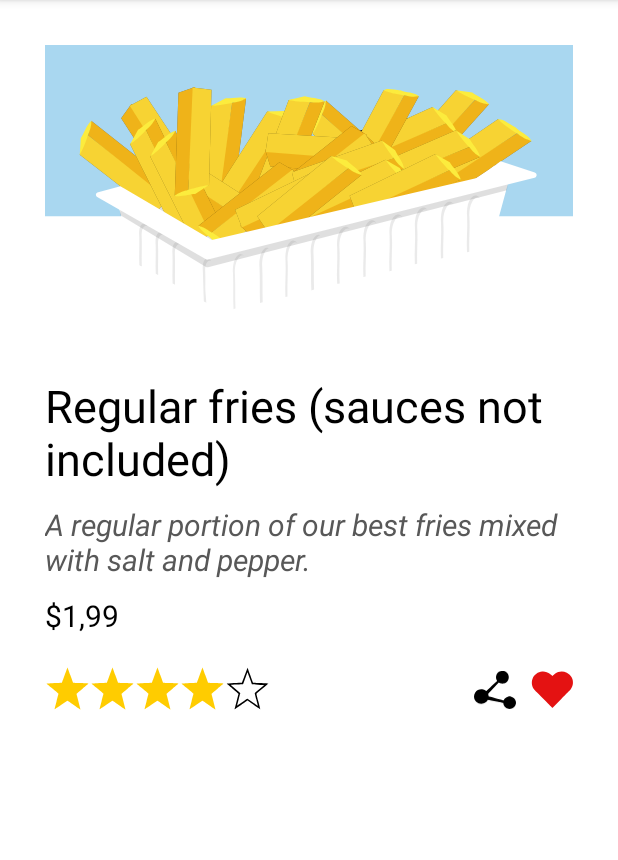
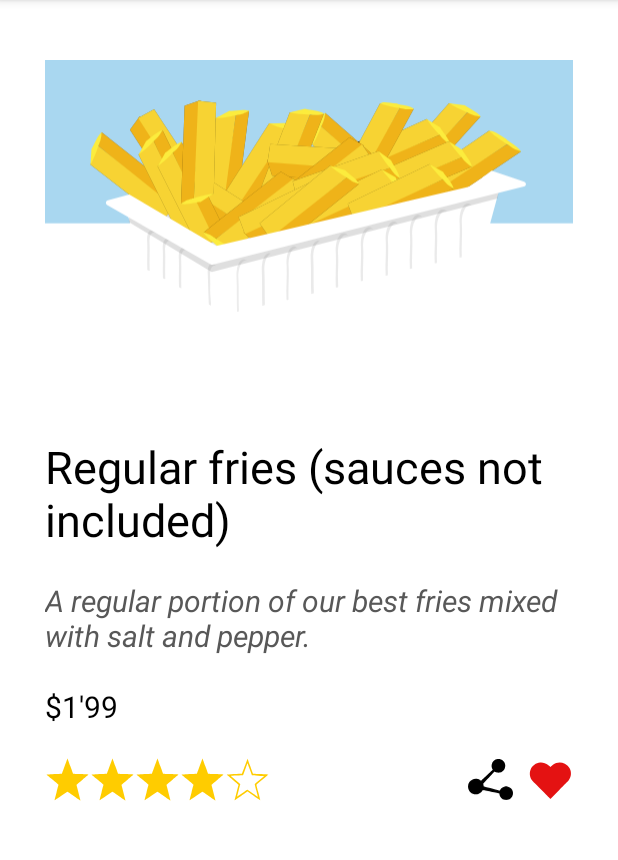
Before and after one commit to albertoag128/PMDM, an Android app: the screen it shows after launch (Ut01ex02activity before the commit, Ut01Ex03Activity after it), on a phone screen of 412 x 824 dp, the part 84-944 px from its top. Run offline under Robolectric (Android 15) with nearby library versions, the phone set to English and light mode, and no system bars.

Commit message:
Regular fries Relative and Linear Layout design with rating stars, share and like button

```diff
--- a/app/src/main/AndroidManifest.xml
+++ b/app/src/main/AndroidManifest.xml
@@ -12,8 +12,17 @@
         android:supportsRtl="true"
         android:theme="@style/Theme.PMDM"
         tools:targetApi="31">
+
+        <!--<activity
+            android:name=".presentation.ex02.Ut01ex02activity"
+            android:exported="false">
+            <meta-data
+                android:name="android.app.lib_name"
+                android:value="" />
+        </activity>-->
+
         <activity
-            android:name=".presentation.ex02.Ut01ex02activity"
+            android:name=".presentation.ex03.Ut01Ex03Activity"
             android:exported="true">
             <meta-data
                 android:name="android.app.lib_name"
@@ -25,24 +34,6 @@
                 <category android:name="android.intent.category.LAUNCHER" />
             </intent-filter>
         </activity>
-
-        <!--<activity
-            android:name=".presentation.ex01.Ut01Ex01"
-            android:exported="false">
-            <meta-data
-                android:name="android.app.lib_name"
-                android:value="" />
-        </activity>
-        <activity
-            android:name=".MainActivity"
-            android:exported="true">
-
-
-            <meta-data
-                android:name="android.app.lib_name"
-                android:value="" />
-        </activity>-->
-
     </application>
 
 </manifest>
--- /dev/null
+++ b/app/src/main/java/com/example/pmdm/presentation/ex03/Ut01Ex03Activity.kt
@@ -0,0 +1,12 @@
+package com.example.pmdm.presentation.ex03
+
+import androidx.appcompat.app.AppCompatActivity
+import android.os.Bundle
+import com.example.pmdm.R
+
+class Ut01Ex03Activity : AppCompatActivity() {
+    override fun onCreate(savedInstanceState: Bundle?) {
+        super.onCreate(savedInstanceState)
+        setContentView(R.layout.activity_ut01_ex03)
+    }
+}
--- /dev/null
+++ b/app/src/main/res/layout/activity_ut01_ex03.xml
@@ -0,0 +1,121 @@
+<?xml version="1.0" encoding="utf-8"?>
+<RelativeLayout xmlns:android="http://schemas.android.com/apk/res/android"
+    xmlns:app="http://schemas.android.com/apk/res-auto"
+    xmlns:tools="http://schemas.android.com/tools"
+    android:layout_width="match_parent"
+    android:layout_height="match_parent"
+    android:background="@color/white"
+    android:paddingLeft="30dp"
+    android:paddingRight="30dp"
+    android:orientation="vertical"
+    tools:context=".presentation.ex03.Ut01Ex03Activity">
+
+    <ImageView
+        android:id="@+id/imagen"
+        android:layout_width="match_parent"
+        android:layout_height="wrap_content"
+        android:src="@drawable/fries"/>
+
+    <TextView
+        android:id="@+id/texto1"
+        android:layout_width="wrap_content"
+        android:layout_height="wrap_content"
+        android:text="Regular fries (sauces not included)"
+        android:textSize="30dp"
+        android:textColor="@color/black"
+        android:layout_marginTop="20dp"
+        android:layout_below="@+id/imagen"/>
+
+    <TextView
+        android:id="@+id/texto2"
+        android:layout_width="wrap_content"
+        android:layout_height="wrap_content"
+        android:text="A regular portion of our best fries mixed with salt and pepper."
+        android:textSize="20dp"
+        android:textStyle="italic"
+        android:textColor="@color/grey"
+        android:layout_marginTop="20dp"
+        android:layout_below="@+id/texto1"/>
+
+    <TextView
+        android:id="@+id/texto3"
+        android:layout_width="wrap_content"
+        android:layout_height="wrap_content"
+        android:text="$1'99"
+        android:textSize="20dp"
+        android:textColor="@color/black"
+        android:layout_marginTop="20dp"
+        android:layout_below="@+id/texto2"/>
+
+    <LinearLayout
+        android:layout_width="match_parent"
+        android:layout_height="wrap_content"
+        android:layout_marginTop="20dp"
+        android:orientation="horizontal"
+        android:layout_below="@id/texto3">
+
+        <LinearLayout
+            android:layout_width="wrap_content"
+            android:layout_height="wrap_content"
+            android:gravity="left"
+            android:orientation="horizontal">
+
+            <ImageView
+                android:layout_width="30dp"
+                android:layout_height="30dp"
+                android:src="@drawable/empty3"
+                app:tint="@color/golden" />
+
+            <ImageView
+                android:layout_width="30dp"
+                android:layout_height="30dp"
+                android:src="@drawable/empty3"
+                app:tint="@color/golden" />
+
+            <ImageView
+                android:layout_width="30dp"
+                android:layout_height="30dp"
+                android:src="@drawable/empty3"
+                app:tint="@color/golden" />
+
+            <ImageView
+                android:layout_width="30dp"
+                android:layout_height="30dp"
+                android:src="@drawable/empty3"
+                app:tint="@color/golden" />
+
+            <ImageView
+                android:layout_width="30dp"
+                android:layout_height="30dp"
+                android:src="@drawable/emptystar"
+                app:tint="@color/golden" />
+
+
+        </LinearLayout>
+
+        <LinearLayout
+            android:layout_width="match_parent"
+            android:layout_height="wrap_content"
+            android:gravity="right">
+
+            <ImageView
+                android:layout_width="30dp"
+                android:layout_height="30dp"
+                android:layout_marginRight="10dp"
+                android:src="@drawable/share"/>
+
+            <ImageView
+                android:layout_width="30dp"
+                android:layout_height="30dp"
+                android:src="@drawable/fav"
+                app:tint="@color/red" />
+
+        </LinearLayout>
+
+
+
+
+    </LinearLayout>
+
+
+</RelativeLayout>
--- a/app/src/main/res/layout/activity_ut01ex02activity.xml
+++ b/app/src/main/res/layout/activity_ut01ex02activity.xml
@@ -94,7 +94,7 @@
             android:layout_width="30dp"
             android:layout_height="wrap_content"
             android:src="@drawable/emptystar"
-            />
+            app:tint="@color/golden" />
 
         </LinearLayout>
 
```
